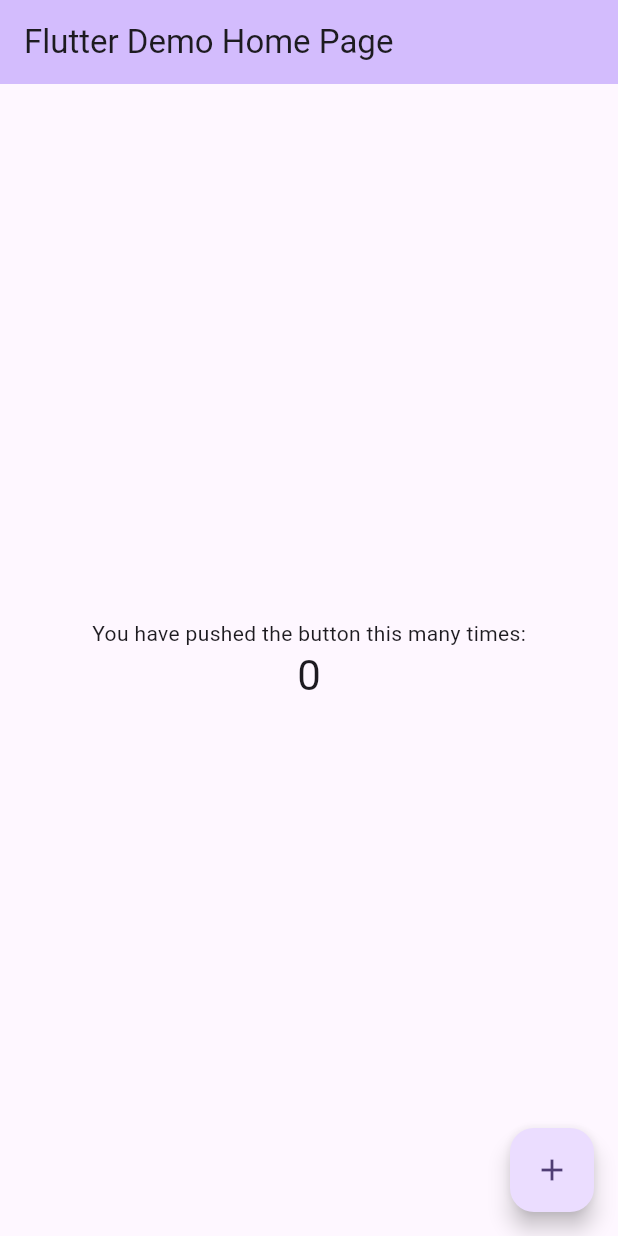
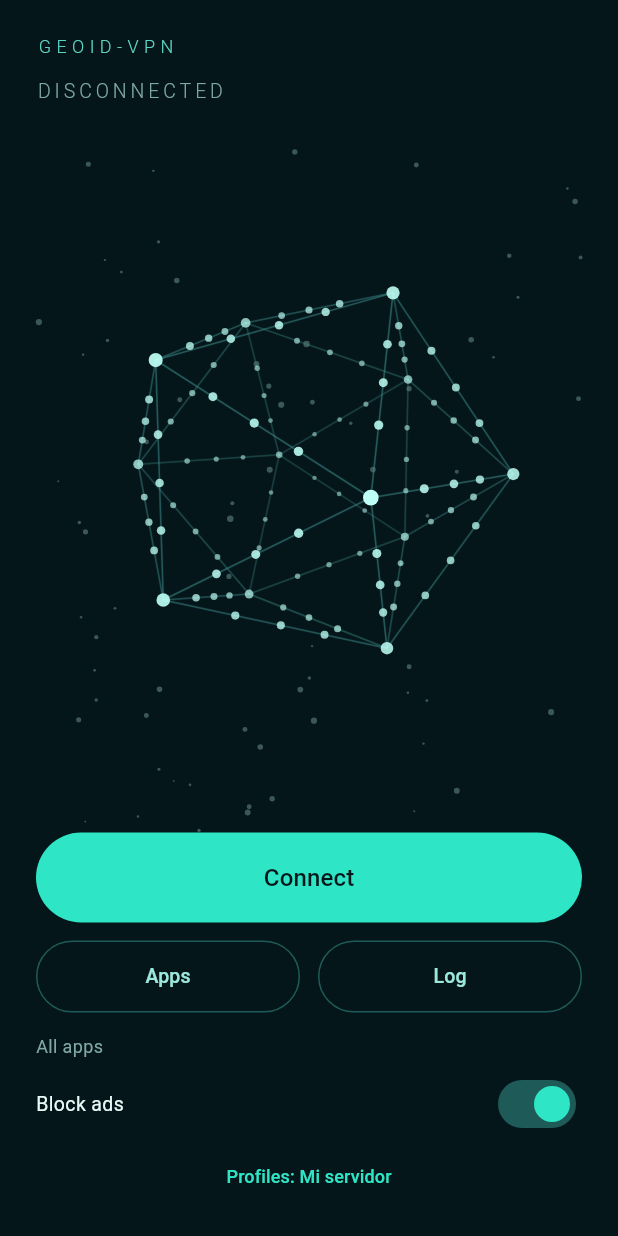
Before and after one commit to KofyTrade/geoid, a Flutter app: the screen it shows after launch, on a phone screen of 412 x 824 dp. Run offline on Flutter 3.47's test engine with Material 3 defaults, Android fonts, the phone set to English and light mode, and no system bars.

Commit message:
Flutter: tema oscuro, polihedro animado y pantalla principal

```diff
--- a/flutter_app/lib/main.dart
+++ b/flutter_app/lib/main.dart
@@ -1,122 +1,22 @@
-import 'package:material_ui/material_ui.dart';
+import 'package:flutter/material.dart';
+
+import 'screens/home_screen.dart';
+import 'theme.dart';
 
 void main() {
-  runApp(const MyApp());
+  runApp(const GeoidApp());
 }
 
-class MyApp extends StatelessWidget {
-  const MyApp({super.key});
+class GeoidApp extends StatelessWidget {
+  const GeoidApp({super.key});
 
-  // This widget is the root of your application.
   @override
   Widget build(BuildContext context) {
     return MaterialApp(
-      title: 'Flutter Demo',
-      theme: ThemeData(
-        // This is the theme of your application.
-        //
-        // TRY THIS: Try running your application with "flutter run". You'll see
-        // the application has a purple toolbar. Then, without quitting the app,
-        // try changing the seedColor in the colorScheme below to Colors.green
-        // and then invoke "hot reload" (save your changes or press the "hot
-        // reload" button in a Flutter-supported IDE, or press "r" if you used
-        // the command line to start the app).
-        //
-        // Notice that the counter didn't reset back to zero; the application
-        // state is not lost during the reload. To reset the state, use hot
-        // restart instead.
-        //
-        // This works for code too, not just values: Most code changes can be
-        // tested with just a hot reload.
-        colorScheme: .fromSeed(seedColor: Colors.deepPurple),
-      ),
-      home: const MyHomePage(title: 'Flutter Demo Home Page'),
+      title: 'GeoiD-vpn',
+      debugShowCheckedModeBanner: false,
+      theme: temaGeoid(),
+      home: const HomeScreen(),
     );
   }
 }
-
-class MyHomePage extends StatefulWidget {
-  const MyHomePage({super.key, required this.title});
-
-  // This widget is the home page of your application. It is stateful, meaning
-  // that it has a State object (defined below) that contains fields that affect
-  // how it looks.
-
-  // This class is the configuration for the state. It holds the values (in this
-  // case the title) provided by the parent (in this case the App widget) and
-  // used by the build method of the State. Fields in a Widget subclass are
-  // always marked "final".
-
-  final String title;
-
-  @override
-  State<MyHomePage> createState() => _MyHomePageState();
-}
-
-class _MyHomePageState extends State<MyHomePage> {
-  int _counter = 0;
-
-  void _incrementCounter() {
-    setState(() {
-      // This call to setState tells the Flutter framework that something has
-      // changed in this State, which causes it to rerun the build method below
-      // so that the display can reflect the updated values. If we changed
-      // _counter without calling setState(), then the build method would not be
-      // called again, and so nothing would appear to happen.
-      _counter++;
-    });
-  }
-
-  @override
-  Widget build(BuildContext context) {
-    // This method is rerun every time setState is called, for instance as done
-    // by the _incrementCounter method above.
-    //
-    // The Flutter framework has been optimized to make rerunning build methods
-    // fast, so that you can just rebuild anything that needs updating rather
-    // than having to individually change instances of widgets.
-    return Scaffold(
-      appBar: AppBar(
-        // TRY THIS: Try changing the color here to a specific color (to
-        // Colors.amber, perhaps?) and trigger a hot reload to see the AppBar
-        // change color while the other colors stay the same.
-        backgroundColor: Theme.of(context).colorScheme.inversePrimary,
-        // Here we take the value from the MyHomePage object that was created by
-        // the App.build method, and use it to set our appbar title.
-        title: Text(widget.title),
-      ),
-      body: Center(
-        // Center is a layout widget. It takes a single child and positions it
-        // in the middle of the parent.
-        child: Column(
-          // Column is also a layout widget. It takes a list of children and
-          // arranges them vertically. By default, it sizes itself to fit its
-          // children horizontally, and tries to be as tall as its parent.
-          //
-          // Column has various properties to control how it sizes itself and
-          // how it positions its children. Here we use mainAxisAlignment to
-          // center the children vertically; the main axis here is the vertical
-          // axis because Columns are vertical (the cross axis would be
-          // horizontal).
-          //
-          // TRY THIS: Invoke "debug painting" (choose the "Toggle Debug Paint"
-          // action in the IDE, or press "p" in the console), to see the
-          // wireframe for each widget.
-          mainAxisAlignment: .center,
-          children: [
-            const Text('You have pushed the button this many times:'),
-            Text(
-              '$_counter',
-              style: Theme.of(context).textTheme.headlineMedium,
-            ),
-          ],
-        ),
-      ),
-      floatingActionButton: FloatingActionButton(
-        onPressed: _incrementCounter,
-        tooltip: 'Increment',
-        child: const Icon(Icons.add),
-      ),
-    );
-  }
-}
--- /dev/null
+++ b/flutter_app/lib/screens/home_screen.dart
@@ -0,0 +1,207 @@
+import 'package:flutter/material.dart';
+
+import '../theme.dart';
+import '../widgets/polyhedron.dart';
+
+class HomeScreen extends StatefulWidget {
+  const HomeScreen({super.key});
+
+  @override
+  State<HomeScreen> createState() => _HomeScreenState();
+}
+
+class _HomeScreenState extends State<HomeScreen> {
+  bool _conectado = false;
+  bool _bloquearAnuncios = true;
+
+  @override
+  Widget build(BuildContext context) {
+    return Scaffold(
+      backgroundColor: GeoidColors.fondo,
+      body: SafeArea(
+        child: Padding(
+          padding: const EdgeInsets.fromLTRB(24, 22, 24, 16),
+          child: Column(
+            crossAxisAlignment: CrossAxisAlignment.stretch,
+            children: [
+              // Cabecera
+              Row(
+                crossAxisAlignment: CrossAxisAlignment.start,
+                children: [
+                  Column(
+                    crossAxisAlignment: CrossAxisAlignment.start,
+                    children: [
+                      _marca('GEOID-VPN'),
+                      const SizedBox(height: 12),
+                      Text(
+                        _conectado ? 'CONNECTED' : 'DISCONNECTED',
+                        style: TextStyle(
+                          color: _conectado
+                              ? GeoidColors.acento
+                              : GeoidColors.textoSuave,
+                          fontSize: 13,
+                          letterSpacing: 2.6,
+                          fontWeight: FontWeight.w300,
+                        ),
+                      ),
+                    ],
+                  ),
+                  const Spacer(),
+                  if (_conectado) _panelDatos(),
+                ],
+              ),
+
+              // Poliedro
+              Expanded(child: Polyhedron(conectado: _conectado)),
+
+              // Boton principal
+              _botonPrincipal(),
+              const SizedBox(height: 12),
+
+              // Aplicaciones / Registro
+              Row(
+                children: [
+                  Expanded(
+                    child: _botonSecundario('Apps', () {}),
+                  ),
+                  const SizedBox(width: 12),
+                  Expanded(
+                    child: _botonSecundario('Log', () {}),
+                  ),
+                ],
+              ),
+              const SizedBox(height: 14),
+
+              Text(
+                'All apps',
+                style: TextStyle(color: GeoidColors.textoSuave, fontSize: 12),
+              ),
+              const SizedBox(height: 6),
+
+              // Bloquear anuncios
+              Row(
+                children: [
+                  Expanded(
+                    child: Text(
+                      'Block ads',
+                      style: const TextStyle(
+                        color: GeoidColors.texto,
+                        fontSize: 13,
+                      ),
+                    ),
+                  ),
+                  SwitchTheme(
+                    data: SwitchThemeData(
+                      thumbColor: WidgetStateProperty.resolveWith(
+                        (estados) => estados.contains(WidgetState.selected)
+                            ? GeoidColors.acento
+                            : GeoidColors.textoTenue,
+                      ),
+                      trackColor: WidgetStateProperty.resolveWith(
+                        (estados) => estados.contains(WidgetState.selected)
+                            ? GeoidColors.borde
+                            : GeoidColors.botonApagado,
+                      ),
+                    ),
+                    child: Switch(
+                      value: _bloquearAnuncios,
+                      onChanged: (v) => setState(() => _bloquearAnuncios = v),
+                    ),
+                  ),
+                ],
+              ),
+
+              // Perfiles
+              TextButton(
+                onPressed: () {},
+                child: Text(
+                  'Profiles: Mi servidor',
+                  style: TextStyle(color: GeoidColors.acento, fontSize: 12),
+                ),
+              ),
+            ],
+          ),
+        ),
+      ),
+    );
+  }
+
+  Widget _marca(String texto) {
+    return Text(
+      texto,
+      style: const TextStyle(
+        color: Color(0xFF5FD9C8),
+        fontSize: 12,
+        letterSpacing: 3.6,
+        fontWeight: FontWeight.w300,
+      ),
+    );
+  }
+
+  Widget _panelDatos() {
+    return Column(
+      crossAxisAlignment: CrossAxisAlignment.end,
+      children: [
+        const Text(
+          '0 KB/s',
+          style: TextStyle(
+            color: GeoidColors.acento,
+            fontSize: 13,
+            fontFamily: 'monospace',
+          ),
+        ),
+        const SizedBox(height: 2),
+        Text(
+          '-- ms',
+          style: TextStyle(color: GeoidColors.textoSuave, fontSize: 11),
+        ),
+        const SizedBox(height: 2),
+        Text(
+          'Finland',
+          style: TextStyle(color: GeoidColors.textoTenue, fontSize: 10),
+        ),
+      ],
+    );
+  }
+
+  Widget _botonPrincipal() {
+    return SizedBox(
+      height: 60,
+      child: FilledButton(
+        onPressed: () => setState(() => _conectado = !_conectado),
+        style: FilledButton.styleFrom(
+          backgroundColor: _conectado
+              ? GeoidColors.botonApagado
+              : GeoidColors.acento,
+          foregroundColor: _conectado
+              ? GeoidColors.acento
+              : GeoidColors.fondo,
+          shape: RoundedRectangleBorder(
+            borderRadius: BorderRadius.circular(30),
+          ),
+        ),
+        child: Text(
+          _conectado ? 'Disconnect' : 'Connect',
+          style: const TextStyle(fontSize: 16),
+        ),
+      ),
+    );
+  }
+
+  Widget _botonSecundario(String texto, VoidCallback alPulsar) {
+    return SizedBox(
+      height: 48,
+      child: OutlinedButton(
+        onPressed: alPulsar,
+        style: OutlinedButton.styleFrom(
+          foregroundColor: const Color(0xFF9BE8DC),
+          side: const BorderSide(color: GeoidColors.borde),
+          shape: RoundedRectangleBorder(
+            borderRadius: BorderRadius.circular(24),
+          ),
+        ),
+        child: Text(texto, style: const TextStyle(fontSize: 13)),
+      ),
+    );
+  }
+}
--- /dev/null
+++ b/flutter_app/lib/theme.dart
@@ -0,0 +1,56 @@
+import 'package:flutter/material.dart';
+
+/// Paleta de GeoiD-vpn: verde azulado oscuro con acentos turquesa.
+class GeoidColors {
+  static const fondo = Color(0xFF05161A);
+  static const panel = Color(0xFF0B2429);
+  static const acento = Color(0xFF2EE6C5);
+  static const texto = Color(0xFFE8FBF7);
+  static const textoSuave = Color(0xFF7FA8A4);
+  static const textoTenue = Color(0xFF4E7C79);
+  static const borde = Color(0xFF1E5A58);
+  static const botonApagado = Color(0xFF13333A);
+  static const linea = Color(0xFF0E2A2E);
+}
+
+ThemeData temaGeoid() {
+  final base = ThemeData.dark(useMaterial3: true);
+  return base.copyWith(
+    scaffoldBackgroundColor: GeoidColors.fondo,
+    colorScheme: base.colorScheme.copyWith(
+      primary: GeoidColors.acento,
+      onPrimary: GeoidColors.fondo,
+      secondary: GeoidColors.acento,
+      surface: GeoidColors.panel,
+      onSurface: GeoidColors.texto,
+    ),
+    dialogTheme: const DialogThemeData(
+      backgroundColor: GeoidColors.panel,
+      titleTextStyle: TextStyle(color: GeoidColors.texto, fontSize: 19),
+      contentTextStyle: TextStyle(color: GeoidColors.textoSuave, fontSize: 14),
+    ),
+    textSelectionTheme: const TextSelectionThemeData(
+      cursorColor: GeoidColors.acento,
+      selectionColor: Color(0x552EE6C5),
+      selectionHandleColor: GeoidColors.acento,
+    ),
+    inputDecorationTheme: InputDecorationTheme(
+      filled: true,
+      fillColor: GeoidColors.panel,
+      hintStyle: const TextStyle(color: GeoidColors.textoTenue, fontSize: 14),
+      contentPadding: const EdgeInsets.symmetric(horizontal: 18, vertical: 14),
+      border: OutlineInputBorder(
+        borderRadius: BorderRadius.circular(23),
+        borderSide: const BorderSide(color: GeoidColors.borde),
+      ),
+      enabledBorder: OutlineInputBorder(
+        borderRadius: BorderRadius.circular(23),
+        borderSide: const BorderSide(color: GeoidColors.borde),
+      ),
+      focusedBorder: OutlineInputBorder(
+        borderRadius: BorderRadius.circular(23),
+        borderSide: const BorderSide(color: GeoidColors.acento),
+      ),
+    ),
+  );
+}
--- /dev/null
+++ b/flutter_app/lib/widgets/polyhedron.dart
@@ -0,0 +1,208 @@
+import 'dart:math' as math;
+
+import 'package:flutter/material.dart';
+import 'package:flutter/scheduler.dart';
+
+import '../theme.dart';
+
+/// Poliedro facetado (icosaedro) con esfera de nodos, igual que en la app Kotlin.
+///
+/// Apagado gira muy despacio; conectado da una vuelta cada 7 segundos.
+class Polyhedron extends StatefulWidget {
+  final bool conectado;
+
+  const Polyhedron({super.key, required this.conectado});
+
+  @override
+  State<Polyhedron> createState() => _PolyhedronState();
+}
+
+class _PolyhedronState extends State<Polyhedron>
+    with SingleTickerProviderStateMixin {
+  late final Ticker _ticker;
+  double _angulo = 0;
+  Duration _ultimo = Duration.zero;
+
+  @override
+  void initState() {
+    super.initState();
+    _ticker = createTicker(_alLatir)..start();
+  }
+
+  void _alLatir(Duration tiempo) {
+    final dt = _ultimo == Duration.zero
+        ? 0.0
+        : (tiempo - _ultimo).inMicroseconds / 1000000.0;
+    _ultimo = tiempo;
+
+    final velocidad = widget.conectado ? 360.0 / 7.0 : 6.0;
+    setState(() {
+      _angulo = (_angulo + velocidad * dt) % 360.0;
+    });
+  }
+
+  @override
+  void dispose() {
+    _ticker.dispose();
+    super.dispose();
+  }
+
+  @override
+  Widget build(BuildContext context) {
+    return CustomPaint(
+      painter: _PintorPoliedro(
+        angulo: _angulo,
+        conectado: widget.conectado,
+      ),
+      child: const SizedBox.expand(),
+    );
+  }
+}
+
+class _PintorPoliedro extends CustomPainter {
+  final double angulo;
+  final bool conectado;
+
+  _PintorPoliedro({required this.angulo, required this.conectado});
+
+  static final double _phi = (1 + math.sqrt(5)) / 2;
+
+  /// 12 vertices del icosaedro.
+  static final List<List<double>> _vertices = [
+    [-1, _phi, 0], [1, _phi, 0], [-1, -_phi, 0], [1, -_phi, 0],
+    [0, -1, _phi], [0, 1, _phi], [0, -1, -_phi], [0, 1, -_phi],
+    [_phi, 0, -1], [_phi, 0, 1], [-_phi, 0, -1], [-_phi, 0, 1],
+  ];
+
+  /// Aristas: pares de vertices a distancia 2.
+  static final List<List<int>> _aristas = () {
+    final lista = <List<int>>[];
+    for (var i = 0; i < _vertices.length; i++) {
+      for (var j = i + 1; j < _vertices.length; j++) {
+        final a = _vertices[i];
+        final b = _vertices[j];
+        final d = math.sqrt(math.pow(a[0] - b[0], 2) +
+            math.pow(a[1] - b[1], 2) +
+            math.pow(a[2] - b[2], 2));
+        if ((d - 2).abs() < 0.01) lista.add([i, j]);
+      }
+    }
+    return lista;
+  }();
+
+  /// Puntos intermedios de las aristas: efecto "esfera de nodos".
+  static final List<List<double>> _nodos = () {
+    final lista = <List<double>>[];
+    for (final a in _aristas) {
+      final p = _vertices[a[0]];
+      final q = _vertices[a[1]];
+      for (final f in [0.3, 0.5, 0.7]) {
+        lista.add([
+          p[0] + (q[0] - p[0]) * f,
+          p[1] + (q[1] - p[1]) * f,
+          p[2] + (q[2] - p[2]) * f,
+        ]);
+      }
+    }
+    return lista;
+  }();
+
+  /// Estrellas de fondo, fijas para que no parpadeen.
+  static final List<List<double>> _estrellas = () {
+    final azar = math.Random(7);
+    return List.generate(
+      70,
+      (_) => [azar.nextDouble(), azar.nextDouble(), azar.nextDouble() * 1.6 + 0.6],
+    );
+  }();
+
+  @override
+  void paint(Canvas canvas, Size size) {
+    final centro = Offset(size.width / 2, size.height / 2);
+    final escala = math.min(size.width, size.height) * 0.185;
+
+    // Estrellas
+    final pincelEstrella = Paint()..style = PaintingStyle.fill;
+    for (final e in _estrellas) {
+      pincelEstrella.color = const Color(0xFFC8FFF8).withValues(alpha: 0.28);
+      canvas.drawCircle(
+        Offset(e[0] * size.width, e[1] * size.height),
+        e[2],
+        pincelEstrella,
+      );
+    }
+
+    final rad = angulo * math.pi / 180.0;
+    final seno = math.sin(rad);
+    final coseno = math.cos(rad);
+
+    List<double> rotar(List<double> v) {
+      final x = v[0] * coseno + v[2] * seno;
+      final z = -v[0] * seno + v[2] * coseno;
+      final y = v[1] * 0.94 - z * 0.10;
+      final zz = v[1] * 0.10 + z * 0.94;
+      return [x, y, zz];
+    }
+
+    Offset proyectar(List<double> v) {
+      final factor = 5.0 / (5.0 + v[2]);
+      return Offset(
+        centro.dx + v[0] * escala * factor,
+        centro.dy + v[1] * escala * factor,
+      );
+    }
+
+    final rotados = _vertices.map(rotar).toList();
+    final proyectados = rotados.map(proyectar).toList();
+
+    // Aristas (halo + linea)
+    final pincel = Paint()
+      ..style = PaintingStyle.stroke
+      ..strokeCap = StrokeCap.round;
+
+    for (final anchos in [
+      [escala * 0.030, 26],
+      [escala * 0.018, 64],
+      [escala * 0.009, 235],
+    ]) {
+      final grosor = anchos[0];
+      final alfaBase = anchos[1] as int;
+      for (final a in _aristas) {
+        final p = rotados[a[0]];
+        final q = rotados[a[1]];
+        final prof = (p[2] + q[2]) / 2;
+        final cerca = ((1.7 - prof) / 3.4).clamp(0.0, 1.0);
+        final alfa = (alfaBase * (0.45 + 0.55 * cerca)).toInt();
+        pincel.color = conectado
+            ? GeoidColors.acento.withValues(alpha: alfa / 255)
+            : const Color(0xFF3C8C8C).withValues(alpha: alfa / 255 * 0.55);
+        pincel.strokeWidth = math.max(1.0, grosor);
+        canvas.drawLine(proyectados[a[0]], proyectados[a[1]], pincel);
+      }
+    }
+
+    // Nodos intermedios
+    final pincelNodo = Paint()..style = PaintingStyle.fill;
+    for (final n in _nodos) {
+      final r = rotar(n);
+      final punto = proyectar(r);
+      final cerca = ((1.7 - r[2]) / 3.4).clamp(0.0, 1.0);
+      pincelNodo.color = const Color(0xFFBEFFF6)
+          .withValues(alpha: (120 + 110 * cerca) / 255);
+      canvas.drawCircle(punto, 1.4 + 1.8 * cerca, pincelNodo);
+    }
+
+    // Vertices
+    for (var i = 0; i < proyectados.length; i++) {
+      final z = rotados[i][2];
+      final cerca = ((1.7 - z) / 3.4).clamp(0.0, 1.0);
+      pincelNodo.color = const Color(0xFFBEFFF6)
+          .withValues(alpha: (150 + 105 * cerca) / 255);
+      canvas.drawCircle(proyectados[i], 2.2 + 3.0 * cerca, pincelNodo);
+    }
+  }
+
+  @override
+  bool shouldRepaint(covariant _PintorPoliedro anterior) =>
+      anterior.angulo != angulo || anterior.conectado != conectado;
+}
```
